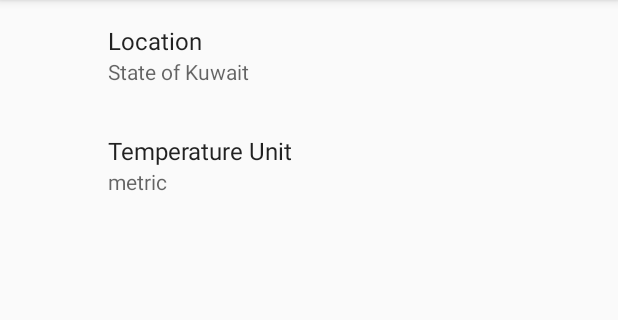
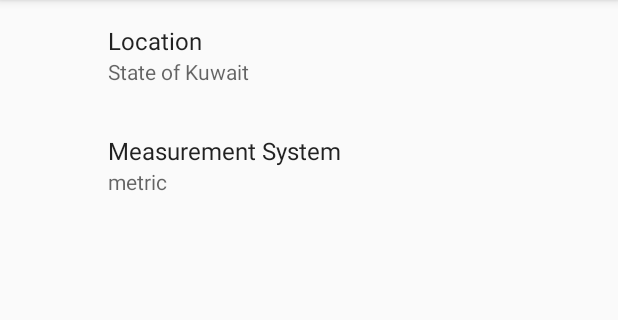
Before and after one commit to barmej/android-degree-c07-weather-forecasts, an Android app: the SettingsFragment screen opened directly, with no data from a screen before it, on a phone screen of 412 x 824 dp, the part 84-404 px from its top. Run offline under Robolectric (Android 15) with nearby library versions, the phone set to English and light mode, and no system bars; our stand-ins replace androidx.preference; network calls fail.

Commit message:
Label change

```diff
--- a/app/src/main/res/values/strings.xml
+++ b/app/src/main/res/values/strings.xml
@@ -18,7 +18,7 @@
       - Preference Labels              -
       - - - - - - - - - - - - - - - - - -->
     <string name="pref_location_label">Location</string>
-    <string name="pref_units_label">Temperature Unit</string>
+    <string name="pref_units_label">Measurement System</string>
     <string name="pref_units_label_metric">Metric</string>
     <string name="pref_units_label_imperial">Imperial</string>
 
```
Also changed, not shown: 1 other file.
